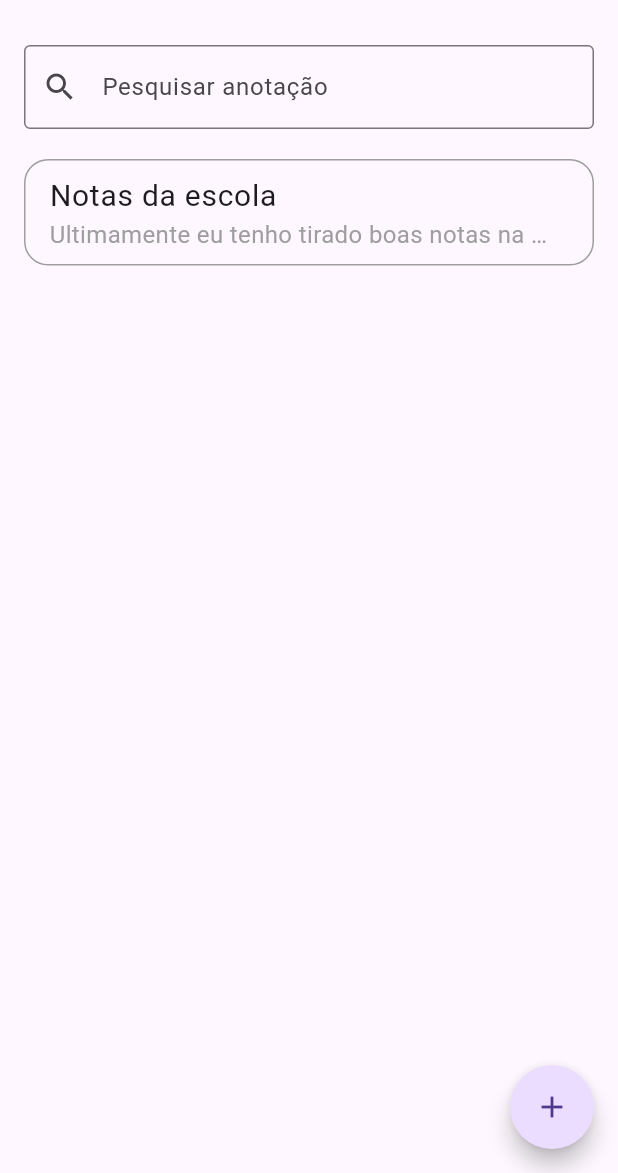
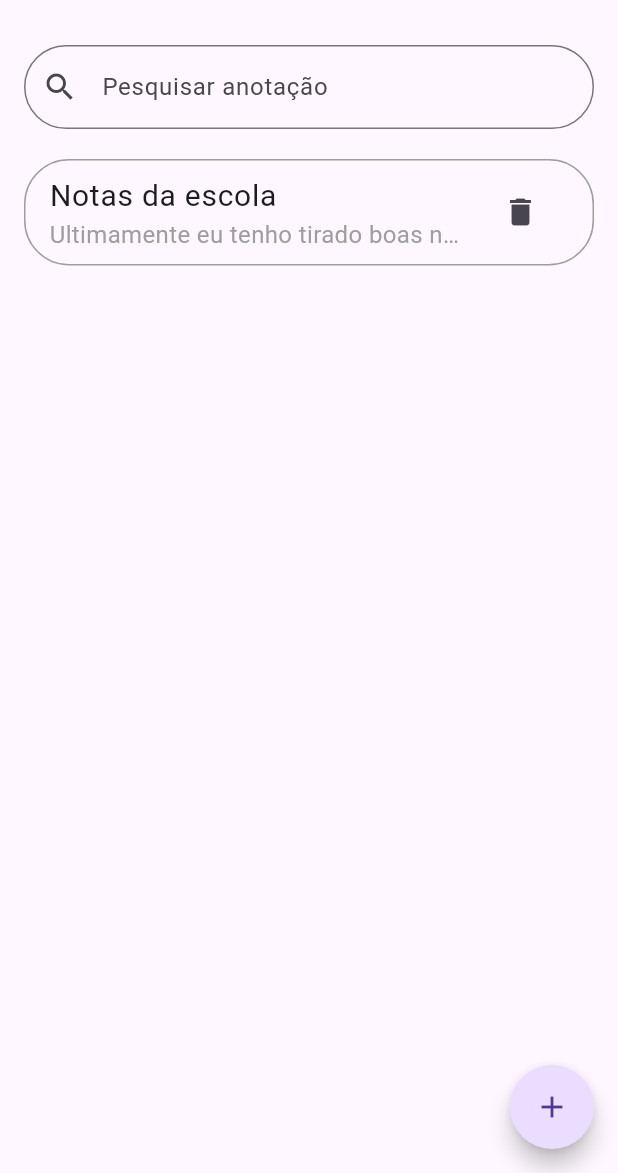
Before and after one commit to Gsdagustavo/flutter_notepad, a Flutter app: the screen it shows after launch, on a phone screen of 412 x 824 dp, the part 63-1236 px from its top. Run offline on Flutter 3.47's test engine with Material 3 defaults, Android fonts, the phone set to English and light mode, and no system bars.

Commit message:
improved the search system and added the funcionality to remove a note

```diff
--- a/lib/model/states/note_state.dart
+++ b/lib/model/states/note_state.dart
@@ -6,7 +6,14 @@ import '../note.dart';
 class NoteState with ChangeNotifier {
   final _notes = <Note>[];
 
+  var _filteredNotes = <Note>[];
+  final _searchController = TextEditingController();
+
   List<Note> get notes => _notes;
+
+  get filteredNotes => _filteredNotes;
+
+  get searchController => _searchController;
 
   /// adds a new note in the notes list when created
   /// (this is just for debugging purposes. remove this in production)
@@ -36,5 +43,20 @@ class NoteState with ChangeNotifier {
   /// deletes a note
   void deleteNote(Note note) {
     _notes.remove(note);
+    notifyListeners();
+  }
+
+  void searchNotes() {
+    _filteredNotes =
+        _searchController.text.isEmpty
+            ? _notes
+            : _notes
+                .where(
+                  (note) => note.name.toLowerCase().contains(
+                    _searchController.text.toLowerCase().trim(),
+                  ),
+                )
+                .toList();
+    notifyListeners();
   }
 }
--- a/lib/view/components/note_tile.dart
+++ b/lib/view/components/note_tile.dart
@@ -1,6 +1,8 @@
 import 'package:flutter/material.dart';
+import 'package:provider/provider.dart';
 
 import '../../model/note.dart';
+import '../../model/states/note_state.dart';
 import '../pages/note_page.dart';
 
 class NoteTile extends StatelessWidget {
@@ -10,14 +12,16 @@ class NoteTile extends StatelessWidget {
 
   @override
   Widget build(BuildContext context) {
-    return ListTile(
+    return Consumer<NoteState>(
+      builder:
+          (context, noteState, child) => ListTile(
             title: Text(
               note.name.isNotEmpty ? note.name : note.description,
               style: TextStyle(fontSize: 20, overflow: TextOverflow.ellipsis),
             ),
 
             shape: OutlineInputBorder(
-        borderRadius: BorderRadius.circular(16),
+              borderRadius: BorderRadius.circular(30),
               borderSide: BorderSide(color: Colors.grey),
             ),
 
@@ -30,11 +34,19 @@ class NoteTile extends StatelessWidget {
               ),
             ),
 
+            trailing: IconButton(
+              onPressed: () {
+                noteState.deleteNote(note);
+              },
+              icon: Icon(Icons.delete),
+            ),
+
             onTap:
                 () => Navigator.push(
                   context,
                   MaterialPageRoute(builder: (context) => NotePage(note: note)),
                 ),
+          ),
     );
   }
 }
--- a/lib/view/pages/home_page.dart
+++ b/lib/view/pages/home_page.dart
@@ -15,35 +15,10 @@ class HomePage extends StatefulWidget {
 }
 
 class _HomePageState extends State<HomePage> {
-  final _searchController = TextEditingController();
-  List<Note> _notes = [];
-
-  void _searchNote(NoteState state) {
-    setState(() {
-      _notes =
-          state.notes
-              .where(
-                (note) => note.name.toLowerCase().contains(
-                  _searchController.text.toLowerCase().trim(),
-                ),
-              )
-              .toList();
-    });
-  }
-
-  @override
-  void initState() {
-    super.initState();
-  }
-
   @override
   Widget build(BuildContext context) {
     return Consumer<NoteState>(
       builder: (context, noteState, _) {
-        if (_searchController.text.isEmpty) {
-          _notes = noteState.notes;
-        }
-
         return GestureDetector(
           onTap: FocusScope.of(context).unfocus,
 
@@ -56,26 +31,47 @@ class _HomePageState extends State<HomePage> {
                 children: [
                   // /// search bar
                   TextField(
+                    onChanged: (_) => noteState.searchNotes(),
+                    controller: noteState.searchController,
+
                     decoration: InputDecoration(
-                      border: OutlineInputBorder(),
+                      border: OutlineInputBorder(
+                        borderRadius: BorderRadius.circular(30),
+                      ),
                       prefixIcon: Icon(Icons.search),
+
+                      suffixIcon:
+                          noteState.searchController.text.isNotEmpty
+                              ? IconButton(
+                                onPressed: () {
+                                  noteState.searchController.clear();
+                                  FocusScope.of(context).unfocus();
+                                  noteState.searchNotes();
+                                },
+
+                                icon: Icon(Icons.clear),
+                              )
+                              : null,
+
                       label: Text('Pesquisar anotação'),
                     ),
-
-                    onChanged: (_) => _searchNote(noteState),
-                    controller: _searchController,
                   ),
 
                   const SizedBox(height: 10),
 
                   /// list of all notes
                   Expanded(
-                    child: ListView.builder(
-                      itemCount: _notes.length,
+                    child:
+                        noteState.notes.isEmpty
+                            ? Center(child: Text('Nenhuma nota encontrada'))
+                            : ListView.builder(
+                              itemCount: noteState.notes.length,
                               itemBuilder: (context, index) {
-                        final note = _notes[index];
+                                final note = noteState.notes[index];
                                 return Padding(
-                          padding: const EdgeInsets.symmetric(vertical: 10),
+                                  padding: const EdgeInsets.symmetric(
+                                    vertical: 10,
+                                  ),
                                   child: NoteTile(note: note),
                                 );
                               },
--- a/lib/view/pages/note_page.dart
+++ b/lib/view/pages/note_page.dart
@@ -23,6 +23,12 @@ class _NotePageState extends State<NotePage> {
     setState(() {
       _quantCaracteres = widget.note.description.length;
     });
+  }
+
+  @override
+  void initState() {
+    super.initState();
+    _countCaracteres();
   }
 
   @override
```
Lines whose indentation alone changed are shown as unchanged.
